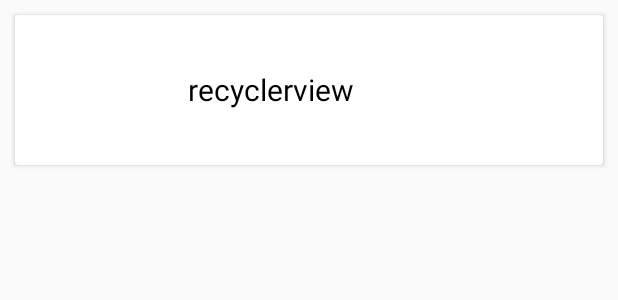
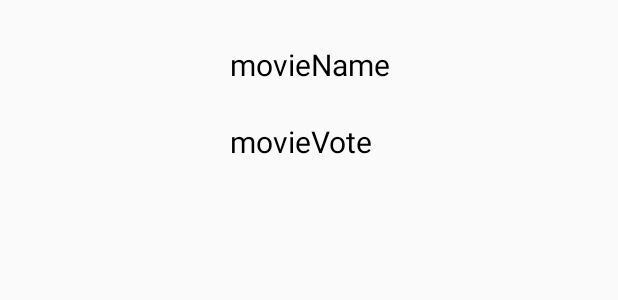
Before and after one commit to UI-DS-00/project-1-witches, an Android app: the layout movie_item.xml on its own in the app's theme, with its tools: preview values and no code run, on a phone screen of 412 x 824 dp. Shown: the top 300 px of the screen. Run offline under Robolectric (Android 15) with nearby library versions, the phone set to English and light mode, and no system bars.

Commit message:
movie item edited

```diff
--- a/app/build.gradle
+++ b/app/build.gradle
@@ -2,6 +2,7 @@ plugins {
     id 'com.android.application'
     id 'org.jetbrains.kotlin.android'
     id 'kotlin-kapt'
+    id 'kotlin-android-extensions'
 }
 
 android {
--- a/app/src/main/java/com/example/imdb/api/RetrofitApi.kt
+++ b/app/src/main/java/com/example/imdb/api/RetrofitApi.kt
@@ -14,7 +14,7 @@ interface RetrofitApi {
 
 
     @GET("/3/movie/popular")
-    suspend fun getMovies(@Query("api_key") apiKey: String): Call<MovieResponse>
+     fun getMovies(@Query("api_key") apiKey: String): Call<MovieResponse>
 
     @GET("accounts")
     fun getAccount(): Call<List<Account>>
--- a/app/src/main/res/layout/fragment_profile.xml
+++ b/app/src/main/res/layout/fragment_profile.xml
@@ -4,7 +4,7 @@
     xmlns:tools="http://schemas.android.com/tools"
     android:layout_width="match_parent"
     android:layout_height="match_parent"
-    android:background="@drawable/galaxy_background"
+    android:background="@color/dark_gray"
     tools:context=".ProfileFragment">
 
 
--- a/app/src/main/res/layout/movie_item.xml
+++ b/app/src/main/res/layout/movie_item.xml
@@ -1,33 +1,59 @@
 <?xml version="1.0" encoding="utf-8"?>
-<androidx.cardview.widget.CardView xmlns:android="http://schemas.android.com/apk/res/android"
+<androidx.constraintlayout.widget.ConstraintLayout xmlns:android="http://schemas.android.com/apk/res/android"
+    xmlns:app="http://schemas.android.com/apk/res-auto"
     android:id="@+id/cardView"
-    android:layout_margin="10dp"
     android:layout_width="match_parent"
-    android:layout_height="100dp">
+    android:layout_height="wrap_content"
+    android:layout_marginStart="8dp"
+    android:layout_marginTop="8dp"
+    android:layout_marginEnd="8dp">
 
     <LinearLayout
+        android:id="@+id/linearLayout"
+        android:layout_width="0dp"
+        android:layout_height="wrap_content"
         android:layout_margin="5dp"
+        android:layout_marginStart="5dp"
+        android:layout_marginEnd="5dp"
         android:orientation="horizontal"
-        android:layout_width="match_parent"
-        android:layout_height="match_parent">
+        app:layout_constraintEnd_toEndOf="parent"
+        app:layout_constraintStart_toStartOf="parent"
+        app:layout_constraintTop_toTopOf="parent">
 
         <ImageView
             android:id="@+id/movieImage"
             android:layout_width="100dp"
-            android:layout_height="match_parent">
-        </ImageView>
+            android:layout_height="100dp"
+            android:layout_margin="8dp" />
 
-       <TextView
-           android:id="@+id/movieName"
-           android:layout_marginLeft="10dp"
-           android:layout_width="match_parent"
-           android:layout_height="match_parent"
-           android:text="recyclerview"
-           android:textSize="20sp"
-           android:gravity="center_vertical"
-           android:textColor="@color/black" >
-       </TextView>
+        <LinearLayout
+            android:layout_width="match_parent"
+            android:layout_height="wrap_content"
+            android:layout_marginStart="8dp"
+            android:orientation="vertical">
 
+            <TextView
+                android:id="@+id/movieName"
+                android:layout_width="match_parent"
+                android:layout_height="wrap_content"
+                android:layout_marginStart="8dp"
+                android:layout_marginTop="8dp"
+                android:padding="8dp"
+                android:text="movieName"
+                android:textColor="@color/black"
+                android:textSize="20sp" />
+
+            <TextView
+                android:id="@+id/movieVote"
+                android:layout_width="match_parent"
+                android:layout_height="wrap_content"
+                android:layout_marginStart="8dp"
+                android:layout_marginTop="8dp"
+                android:layout_marginBottom="8dp"
+                android:padding="8dp"
+                android:text="movieVote"
+                android:textColor="@color/black"
+                android:textSize="20sp" />
+        </LinearLayout>
     </LinearLayout>
-
-</androidx.cardview.widget.CardView>
+</androidx.constraintlayout.widget.ConstraintLayout>
```
Also changed, not shown: app/src/main/java/com/example/imdb/HomeFragment.kt (+28 -8 lines), app/src/main/java/com/example/imdb/HomeViewModel.kt (+3 -4 lines), app/src/main/java/com/example/imdb/MovieAdapter.kt (+19 -9 lines), app/src/main/res/layout/fragment_home.xml (+2 -15 lines).
